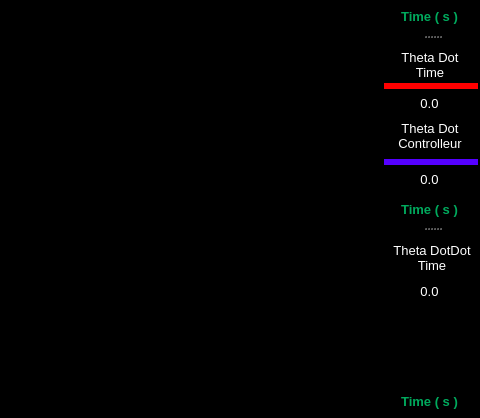
Ekter/MovingArmProject, file view_fly_arm.ui: the form before one commit; both pictures show x 1040 to 1520 and y 365 to 783 of the 1520 by 783 pixel window.
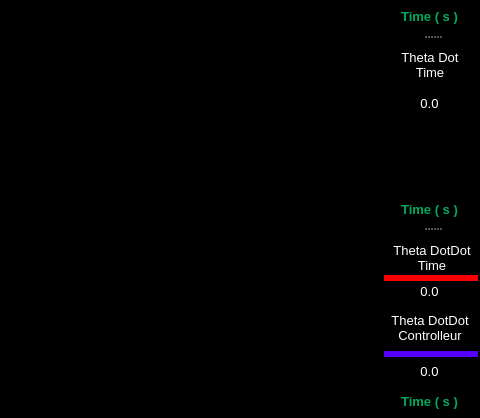
The form after the commit. Icons and pictures are not drawn.

Commit message: 2021-11-20 CLASSE 'view_fly_arm' remplacer 'theta_dot_controller' par 'theta_dotdot_controller' pour l'affichage des graphiques et l'enregistrement des données

The edit to the form file:
```diff
--- a/view_fly_arm.ui
+++ b/view_fly_arm.ui
@@ -1201,53 +1201,6 @@
        <property name="styleSheet">
         <string notr="true">color: rgb(0, 127, 0);</string>
        </property>
-       <widget class="QLabel" name="graph_theta_dot_controlleur_value_label">
-        <property name="geometry">
-         <rect>
-          <x>0</x>
-          <y>130</y>
-          <width>91</width>
-          <height>20</height>
-         </rect>
-        </property>
-        <property name="sizePolicy">
-         <sizepolicy hsizetype="Preferred" vsizetype="Preferred">
-          <horstretch>0</horstretch>
-          <verstretch>0</verstretch>
-         </sizepolicy>
-        </property>
-        <property name="font">
-         <font>
-          <pointsize>10</pointsize>
-         </font>
-        </property>
-        <property name="styleSheet">
-         <string notr="true">color: rgb(255, 255, 255);
-background-color: rgb(0, 0, 0);</string>
-        </property>
-        <property name="text">
-         <string>0.0</string>
-        </property>
-        <property name="alignment">
-         <set>Qt::AlignCenter</set>
-        </property>
-       </widget>
-       <widget class="QLabel" name="graph_rouge_label_2">
-        <property name="geometry">
-         <rect>
-          <x>-2</x>
-          <y>120</y>
-          <width>96</width>
-          <height>6</height>
-         </rect>
-        </property>
-        <property name="styleSheet">
-         <string notr="true">background-color: rgb(85, 0, 255);</string>
-        </property>
-        <property name="text">
-         <string/>
-        </property>
-       </widget>
        <widget class="QLabel" name="graph_theta_dot_time_label">
         <property name="geometry">
          <rect>
@@ -1274,48 +1227,6 @@
          <set>Qt::AlignCenter</set>
         </property>
        </widget>
-       <widget class="QLabel" name="graph_theta_dot_controlleur_time_label">
-        <property name="geometry">
-         <rect>
-          <x>-2</x>
-          <y>78</y>
-          <width>96</width>
-          <height>38</height>
-         </rect>
-        </property>
-        <property name="font">
-         <font>
-          <pointsize>10</pointsize>
-         </font>
-        </property>
-        <property name="styleSheet">
-         <string notr="true">color: rgb(255, 255, 255);
-background-color: rgb(0, 0, 0);</string>
-        </property>
-        <property name="text">
-         <string>Theta Dot
-Controlleur</string>
-        </property>
-        <property name="alignment">
-         <set>Qt::AlignCenter</set>
-        </property>
-       </widget>
-       <widget class="QLabel" name="graph_rouge_label">
-        <property name="geometry">
-         <rect>
-          <x>-2</x>
-          <y>44</y>
-          <width>96</width>
-          <height>6</height>
-         </rect>
-        </property>
-        <property name="styleSheet">
-         <string notr="true">background-color: rgb(255, 0, 0);</string>
-        </property>
-        <property name="text">
-         <string/>
-        </property>
-       </widget>
        <widget class="QLabel" name="graph_theta_dot_value_label">
         <property name="geometry">
          <rect>
@@ -1516,6 +1427,95 @@
          <set>Qt::AlignCenter</set>
         </property>
        </widget>
+       <widget class="QLabel" name="graph_theta_dotdot_controlleur_time_label">
+        <property name="geometry">
+         <rect>
+          <x>-2</x>
+          <y>78</y>
+          <width>96</width>
+          <height>38</height>
+         </rect>
+        </property>
+        <property name="font">
+         <font>
+          <pointsize>10</pointsize>
+         </font>
+        </property>
+        <property name="styleSheet">
+         <string notr="true">color: rgb(255, 255, 255);
+background-color: rgb(0, 0, 0);</string>
+        </property>
+        <property name="text">
+         <string>Theta DotDot
+Controlleur</string>
+        </property>
+        <property name="alignment">
+         <set>Qt::AlignCenter</set>
+        </property>
+       </widget>
+       <widget class="QLabel" name="graph_rouge_label">
+        <property name="geometry">
+         <rect>
+          <x>-2</x>
+          <y>44</y>
+          <width>96</width>
+          <height>6</height>
+         </rect>
+        </property>
+        <property name="styleSheet">
+         <string notr="true">background-color: rgb(255, 0, 0);</string>
+        </property>
+        <property name="text">
+         <string/>
+        </property>
+       </widget>
+       <widget class="QLabel" name="graph_bleu_label">
+        <property name="geometry">
+         <rect>
+          <x>-2</x>
+          <y>120</y>
+          <width>96</width>
+          <height>6</height>
+         </rect>
+        </property>
+        <property name="styleSheet">
+         <string notr="true">background-color: rgb(85, 0, 255);</string>
+        </property>
+        <property name="text">
+         <string/>
+        </property>
+       </widget>
+       <widget class="QLabel" name="graph_theta_dotdot_controlleur_value_label">
+        <property name="geometry">
+         <rect>
+          <x>0</x>
+          <y>130</y>
+          <width>91</width>
+          <height>20</height>
+         </rect>
+        </property>
+        <property name="sizePolicy">
+         <sizepolicy hsizetype="Preferred" vsizetype="Preferred">
+          <horstretch>0</horstretch>
+          <verstretch>0</verstretch>
+         </sizepolicy>
+        </property>
+        <property name="font">
+         <font>
+          <pointsize>10</pointsize>
+         </font>
+        </property>
+        <property name="styleSheet">
+         <string notr="true">color: rgb(255, 255, 255);
+background-color: rgb(0, 0, 0);</string>
+        </property>
+        <property name="text">
+         <string>0.0</string>
+        </property>
+        <property name="alignment">
+         <set>Qt::AlignCenter</set>
+        </property>
+       </widget>
       </widget>
      </widget>
     </item>
```
The commit also changes 4 other files.
